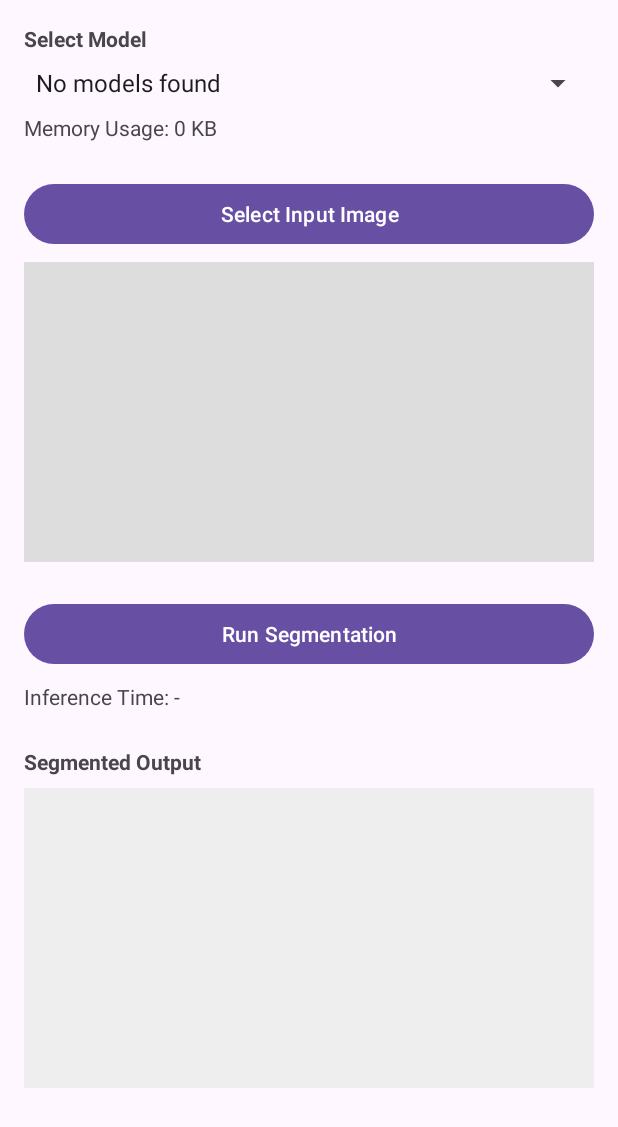
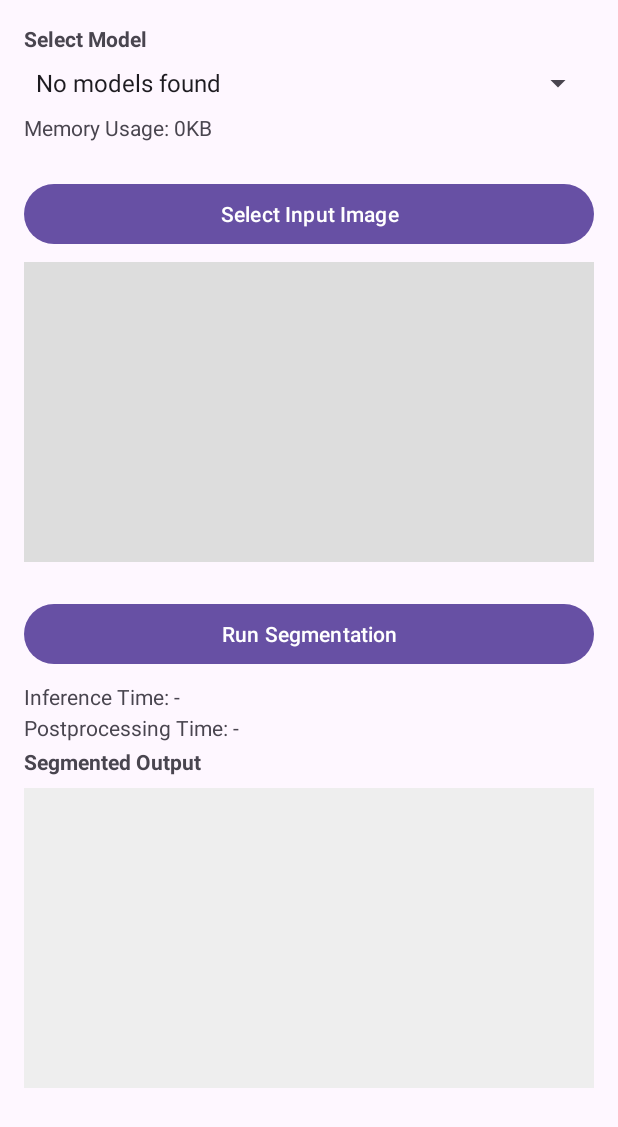
Before and after one commit to tunasoup/executorch-demo, an Android app: the screen it shows after launch (MainActivity), after a tap on "Run Segmentation", on a phone screen of 412 x 824 dp. Shown: the top 1127 px of the screen. Run offline under Robolectric (Android 15) with nearby library versions, the light colour scheme and no system bars; libraries missing offline, so code that uses them is left out: org.pytorch.executorch; pictures from the network do not load.

Commit message:
Convert dynamic texts to resources
Convert most texts to resources, add postprocessing time

```diff
--- a/android/app/src/main/java/com/example/executorchdemo/MainActivity.java
+++ b/android/app/src/main/java/com/example/executorchdemo/MainActivity.java
@@ -22,6 +22,7 @@ import android.widget.Toast;
 
 import androidx.activity.result.ActivityResultLauncher;
 import androidx.activity.result.contract.ActivityResultContracts;
+import androidx.annotation.StringRes;
 import androidx.appcompat.app.AppCompatActivity;
 import androidx.core.app.ActivityCompat;
 
@@ -38,9 +39,8 @@ public class MainActivity extends AppCompatActivity {
     private static final int REQUEST_PERMISSIONS = 1;
 
     private Spinner modelSpinner;
-    private TextView modelMemoryText, inferenceTimeText;
+    private TextView modelMemoryView, inferenceTimeView, postprocessingTimeView;
     private ImageView inputImageView, outputImageView;
-    private Button selectImageButton, runInferenceButton;
 
     private File selectedModelFile;
     private Bitmap inputBitmap;
@@ -69,15 +69,17 @@ public class MainActivity extends AppCompatActivity {
         requestPermissionsIfNeeded();
 
         modelSpinner = findViewById(R.id.modelSpinner);
-        modelMemoryText = findViewById(R.id.modelMemoryText);
-        inferenceTimeText = findViewById(R.id.inferenceTimeText);
+        modelMemoryView = findViewById(R.id.modelMemoryText);
+        inferenceTimeView = findViewById(R.id.inferenceTimeText);
+        postprocessingTimeView = findViewById(R.id.postprocessingTimeText);
         inputImageView = findViewById(R.id.inputImageView);
         outputImageView = findViewById(R.id.outputImageView);
-        selectImageButton = findViewById(R.id.selectImageButton);
-        runInferenceButton = findViewById(R.id.runInferenceButton);
+        final Button selectImageButton = findViewById(R.id.selectImageButton);
+        final Button runInferenceButton = findViewById(R.id.runInferenceButton);
+
+        resetInferenceTimes();
 
         loadModelList();
-
         modelSpinner.setOnItemSelectedListener(new AdapterView.OnItemSelectedListener() {
             @Override
             public void onItemSelected(
@@ -89,22 +91,33 @@ public class MainActivity extends AppCompatActivity {
                 final String fileName = (String) parent.getItemAtPosition(pos);
                 selectedModelFile = new File(modelDirPath, fileName);
                 final long sizeInKB = selectedModelFile.length() / 1024;
-                modelMemoryText.setText("Memory Usage: " + sizeInKB + " KB");
+                setViewText(R.string.memory_usage, modelMemoryView, sizeInKB + "KB");
             }
 
             @Override
-            public void onNothingSelected(final AdapterView<?> parent) {}
+            public void onNothingSelected(final AdapterView<?> parent) {
+                setViewText(R.string.memory_usage, modelMemoryView, "0KB");
+            }
+
         });
 
         selectImageButton.setOnClickListener(v -> selectImage());
 
         runInferenceButton.setOnClickListener(v -> {
             if (inputBitmap == null || selectedModelFile == null) {
-                Toast.makeText(this, "Please select a model and image", Toast.LENGTH_SHORT).show();
+                Toast.makeText(this, getString(R.string.selections_required),
+                               Toast.LENGTH_SHORT).show();
                 return;
             }
             runSegmentation();
         });
+    }
+
+    private void setViewText(
+            @StringRes final int resId, final TextView textView,
+            final String text
+    ) {
+        textView.setText(getString(resId, text));
     }
 
     private void loadModelList() {
@@ -122,8 +135,10 @@ public class MainActivity extends AppCompatActivity {
             }
         }
 
+        final String noModels = getString(R.string.no_models_found);
+
         if (modelNames.isEmpty()) {
-            modelNames.add("No models found");
+            modelNames.add(noModels);
         }
 
         final ArrayAdapter<String> adapter =
@@ -131,7 +146,7 @@ public class MainActivity extends AppCompatActivity {
         adapter.setDropDownViewResource(android.R.layout.simple_spinner_dropdown_item);
         modelSpinner.setAdapter(adapter);
 
-        if (!"No models found".equals(modelNames.get(0))) {
+        if (!noModels.equals(modelNames.get(0))) {
             selectedModelFile = new File(modelDirPath, modelNames.get(0));
         }
     }
@@ -144,7 +159,6 @@ public class MainActivity extends AppCompatActivity {
 
     private void runSegmentation() {
         try {
-
             final Module module = Module.load(selectedModelFile.getAbsolutePath());
 
             final int width = 224;
@@ -197,8 +211,10 @@ public class MainActivity extends AppCompatActivity {
                                               inputBitmap.getHeight(), true);
 
             outputImageView.setImageBitmap(finalBitmap);
-            inferenceTimeText.setText(
-                    "Inference Time: " + String.format("%.2f", inferenceTimeMs) + " ms");
+            final String inferenceTime = String.format("%.2f", inferenceTimeMs) + " ms";
+            final String arrayTime = String.format("%.2f", arrayTimeMs) + " ms";
+            setViewText(R.string.inference_time, inferenceTimeView, inferenceTime);
+            setViewText(R.string.postprocessing_time, postprocessingTimeView, arrayTime);
             Log.d("ImageSegmentation", "inference time (ms): " + inferenceTimeMs);
             Log.d("ImageSegmentation", "array time (ms): " + arrayTimeMs);
 
@@ -206,6 +222,11 @@ public class MainActivity extends AppCompatActivity {
             e.printStackTrace();
             Toast.makeText(this, "Inference failed: " + e.getMessage(), Toast.LENGTH_LONG).show();
         }
+    }
+
+    private void resetInferenceTimes() {
+        setViewText(R.string.inference_time, inferenceTimeView, "-");
+        setViewText(R.string.postprocessing_time, postprocessingTimeView, "-");
     }
 
     private List<Integer> generateDistinctColors(final long count) {
--- a/android/app/src/main/res/layout/activity_main.xml
+++ b/android/app/src/main/res/layout/activity_main.xml
@@ -88,6 +88,16 @@
             app:layout_constraintTop_toBottomOf="@id/runInferenceButton"
             app:layout_constraintStart_toStartOf="parent" />
 
+        <!-- Postprocessing Time -->
+        <TextView
+            android:id="@+id/postprocessingTimeText"
+            android:layout_width="wrap_content"
+            android:layout_height="wrap_content"
+            android:text="@string/postprocessing_time"
+            android:layout_marginTop="1dp"
+            app:layout_constraintTop_toBottomOf="@id/inferenceTimeText"
+            app:layout_constraintStart_toStartOf="parent" />
+
         <!-- Output Label -->
         <TextView
             android:id="@+id/outputLabel"
--- a/android/app/src/main/res/values/strings.xml
+++ b/android/app/src/main/res/values/strings.xml
@@ -1,11 +1,19 @@
 <resources>
     <string name="app_name">ExecuTorch Demo</string>
     <string name="select_model">Select Model</string>
-    <string name="memory_usage">Memory Usage: -</string>
+    <string name="no_models_found">No models found</string>
+    <!-- Text for showing a model's memory usage -->
+    <string name="memory_usage">Memory Usage: %1$s</string>
     <string name="select_input_image">Select Input Image</string>
+    <!-- Alt text for input image -->
     <string name="selected_input_image_preview">Selected input image preview</string>
+    <!-- Inference button text -->
     <string name="run_segmentation">Run Segmentation</string>
-    <string name="inference_time">Inference Time: -</string>
+    <string name="inference_time">Inference Time: %1$s</string>
+    <string name="postprocessing_time">Postprocessing Time: %1$s</string>
     <string name="segmented_output">Segmented Output</string>
+    <!-- Alt text for output image -->
     <string name="segmented_output_image">Segmented output image</string>
+    <!-- Toast text when attempting to run without selections -->
+    <string name="selections_required">"Please select a model and image"</string>
 </resources>
```
